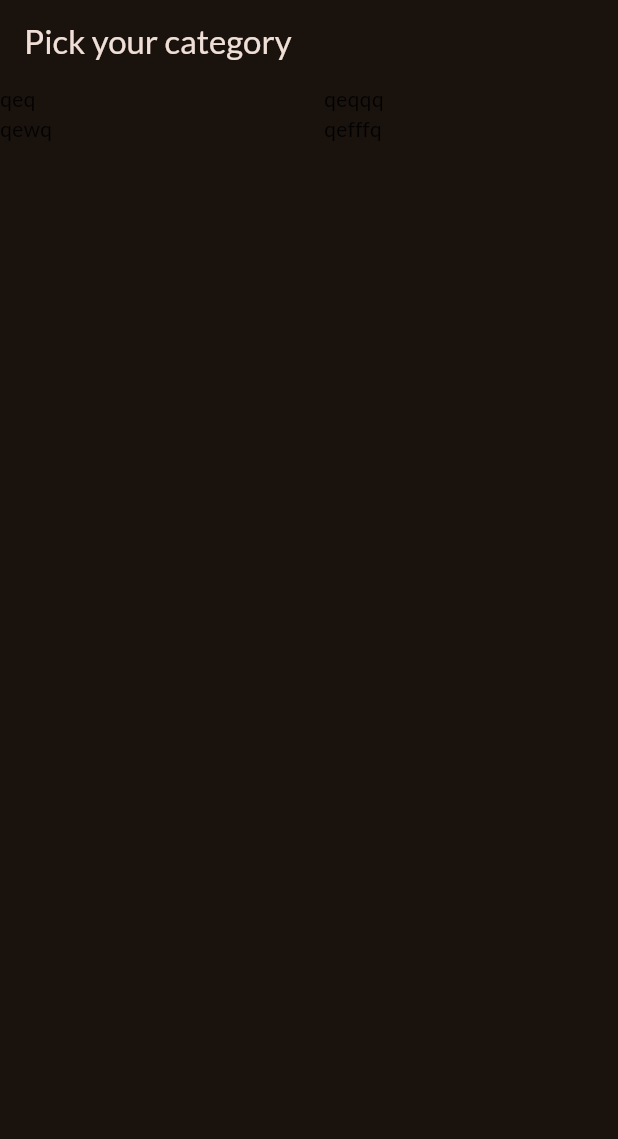
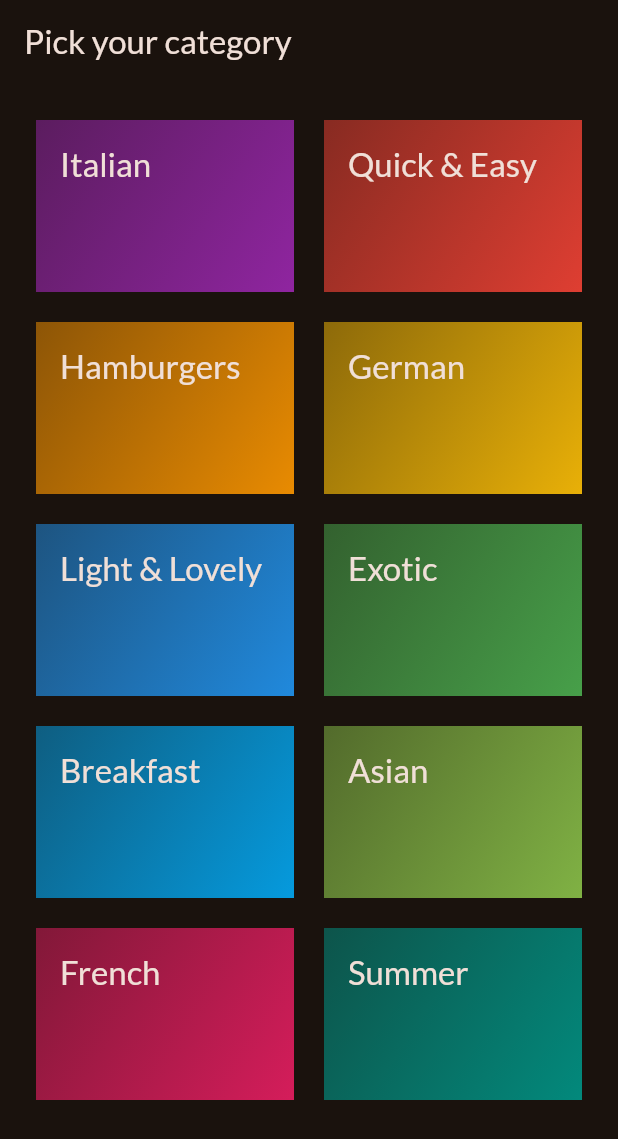
Before and after one commit to Ferskken/meal_app, a Flutter app: the screen it shows after launch, on a phone screen of 412 x 824 dp. Shown: the top 1139 px of the screen. Run offline on Flutter 3.47's test engine with Material 2 defaults, Android fonts, the phone set to English and light mode, and no system bars; our stand-ins replace google_fonts.

Commit message:
Added grid items and populated grid with dummys

```diff
--- a/lib/data/dummy_data.dart
+++ b/lib/data/dummy_data.dart
@@ -1,6 +1,5 @@
 import 'package:flutter/material.dart';
-
-import 'package:meals/models/category.dart';
+import 'package:meal_app/models/category.dart';
 
 const availableCategories = [
   Category(
--- a/lib/main.dart
+++ b/lib/main.dart
@@ -1,7 +1,7 @@
 import 'package:flutter/material.dart';
 
 import 'package:google_fonts/google_fonts.dart';
-import 'package:meal_app/categories.dart';
+import 'package:meal_app/screens/categories.dart';
 
 final theme = ThemeData(
   useMaterial3: true,
--- a/lib/categories.dart
+++ b/lib/screens/categories.dart
@@ -1,4 +1,6 @@
 import 'package:flutter/material.dart';
+import 'package:meal_app/data/dummy_data.dart';
+import 'package:meal_app/widgets/category_grid_item.dart';
 
 class CategoriesScreen extends StatelessWidget {
   const CategoriesScreen({super.key});
@@ -7,16 +9,20 @@ class CategoriesScreen extends StatelessWidget {
   Widget build(BuildContext context) {
     return Scaffold(
       appBar: AppBar(
-        title: Text("Pick your category"),
+        title: const Text("Pick your category"),
       ),
       body: GridView(
+        padding: const EdgeInsets.all(24),
         gridDelegate: const SliverGridDelegateWithFixedCrossAxisCount(
           crossAxisCount: 2,
           childAspectRatio: 3 / 2,
           crossAxisSpacing: 20,
-          mainAxisExtent: 20,
+          mainAxisSpacing: 20,
         ),
-        children: [Text("qeq"), Text("qeqqq"), Text("qewq"), Text("qefffq")],
+        children: [
+          for (final category in availableCategories)
+            CategoryGridItem(category: category)
+        ],
       ),
     );
   }
--- /dev/null
+++ b/lib/widgets/category_grid_item.dart
@@ -0,0 +1,27 @@
+import 'package:flutter/material.dart';
+import 'package:meal_app/models/category.dart';
+
+class CategoryGridItem extends StatelessWidget {
+  const CategoryGridItem({super.key, required this.category});
+
+  final Category category;
+
+  @override
+  Widget build(BuildContext context) {
+    return Container(
+      padding: const EdgeInsets.all(16),
+      decoration: BoxDecoration(
+        gradient: LinearGradient(colors: [
+          category.color.withOpacity(0.50),
+          category.color.withOpacity(0.9)
+        ], begin: Alignment.topLeft, end: Alignment.bottomRight),
+      ),
+      child: Text(
+        category.title,
+        style: Theme.of(context).textTheme.titleLarge!.copyWith(
+              color: Theme.of(context).colorScheme.onBackground,
+            ),
+      ),
+    );
+  }
+}
```
